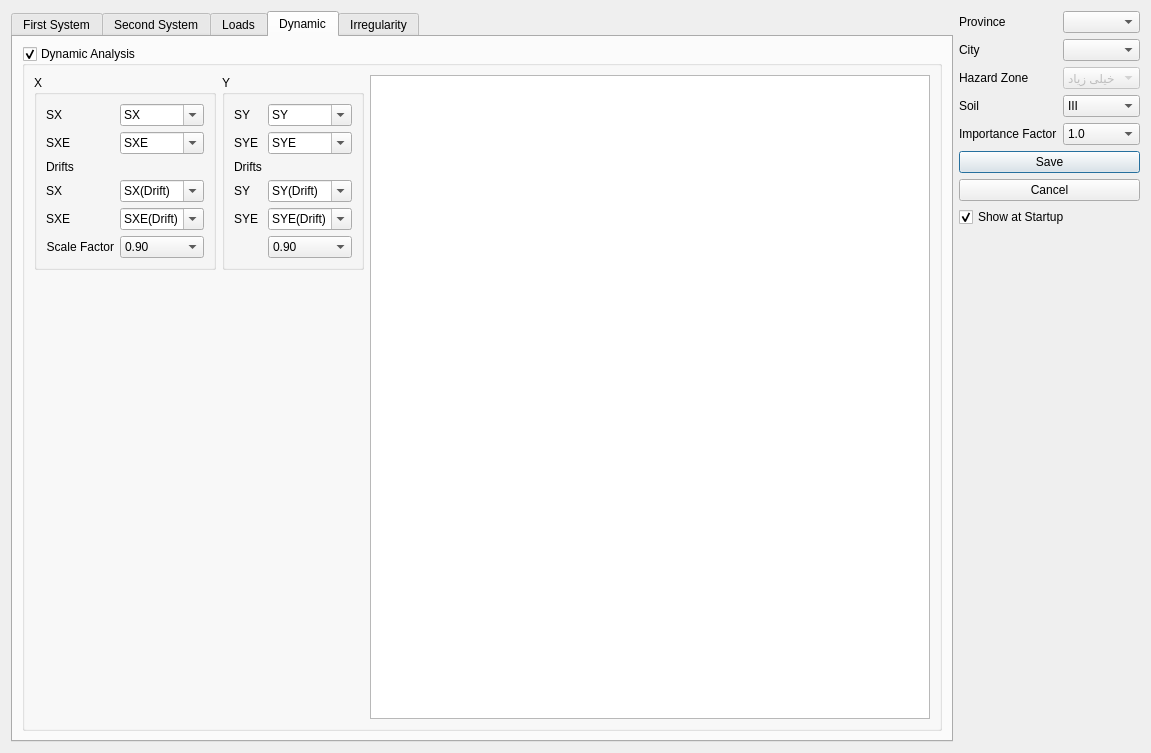
This is widgets/civiltools_project_settings.ui in ebrahimraeyat/civilTools as Qt 5 draws it before an edit. The edited form follows.
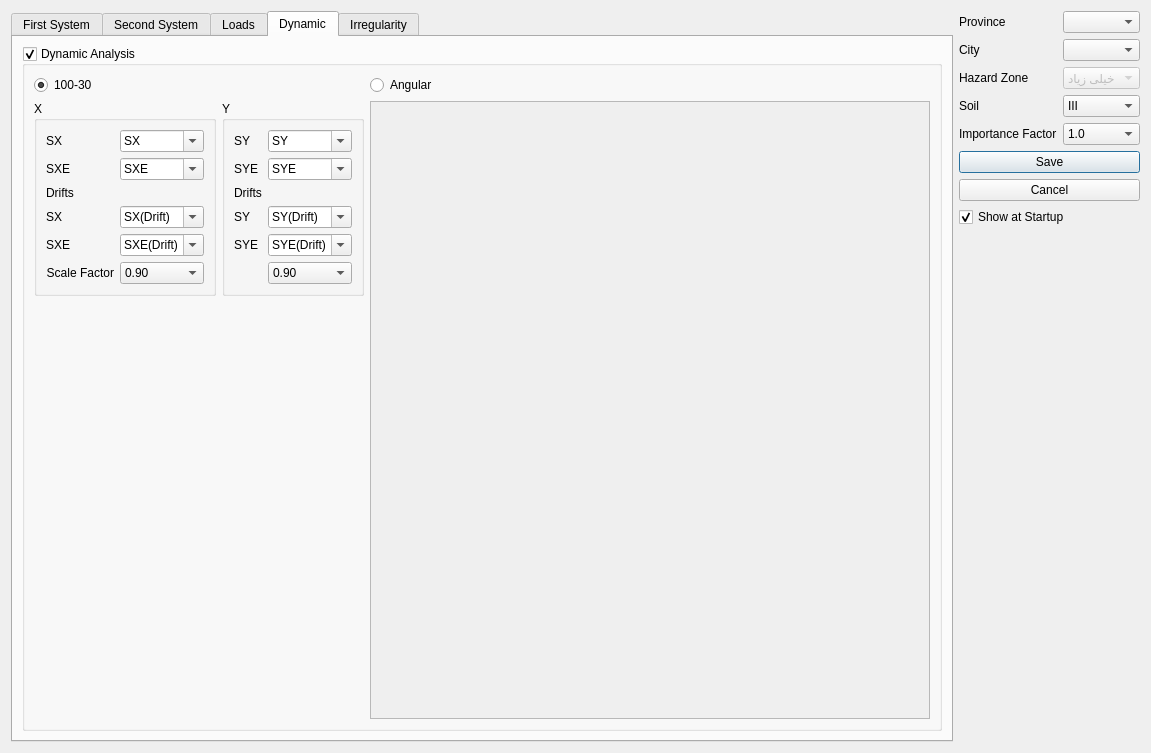
This is the edited form. Icons and pictures are not drawn. Custom widgets are drawn as their Qt base class.

Commit message: Add angular specs to settings

Patch:
```diff
--- a/widgets/civiltools_project_settings.ui
+++ b/widgets/civiltools_project_settings.ui
@@ -1628,7 +1628,7 @@
         <attribute name="title">
          <string>Dynamic</string>
         </attribute>
-        <layout class="QVBoxLayout" name="verticalLayout_11">
+        <layout class="QVBoxLayout" name="verticalLayout_13">
          <item>
           <widget class="QGroupBox" name="dynamic_analysis_groupbox">
            <property name="title">
@@ -1643,6 +1643,16 @@
            <layout class="QHBoxLayout" name="horizontalLayout_2">
             <item>
              <layout class="QVBoxLayout" name="verticalLayout_10">
+              <item>
+               <widget class="QRadioButton" name="combination_response_spectrum_checkbox">
+                <property name="text">
+                 <string>100-30</string>
+                </property>
+                <property name="checked">
+                 <bool>true</bool>
+                </property>
+               </widget>
+              </item>
               <item>
                <layout class="QHBoxLayout" name="horizontalLayout_14">
                 <item>
@@ -1964,7 +1974,19 @@
              </layout>
             </item>
             <item>
-             <widget class="QTableView" name="tableView">
+             <layout class="QVBoxLayout" name="verticalLayout_11">
+              <item>
+               <widget class="QRadioButton" name="angular_response_spectrum_checkbox">
+                <property name="text">
+                 <string>Angular</string>
+                </property>
+               </widget>
+              </item>
+              <item>
+               <widget class="QTableView" name="angular_tableview">
+                <property name="enabled">
+                 <bool>false</bool>
+                </property>
               <property name="minimumSize">
                <size>
                 <width>350</width>
@@ -1978,6 +2000,8 @@
                <enum>QAbstractItemView::SingleSelection</enum>
               </property>
              </widget>
+              </item>
+             </layout>
             </item>
            </layout>
           </widget>
```
Lines whose indentation alone changed are shown as unchanged. The commit also changes 6 other files.
